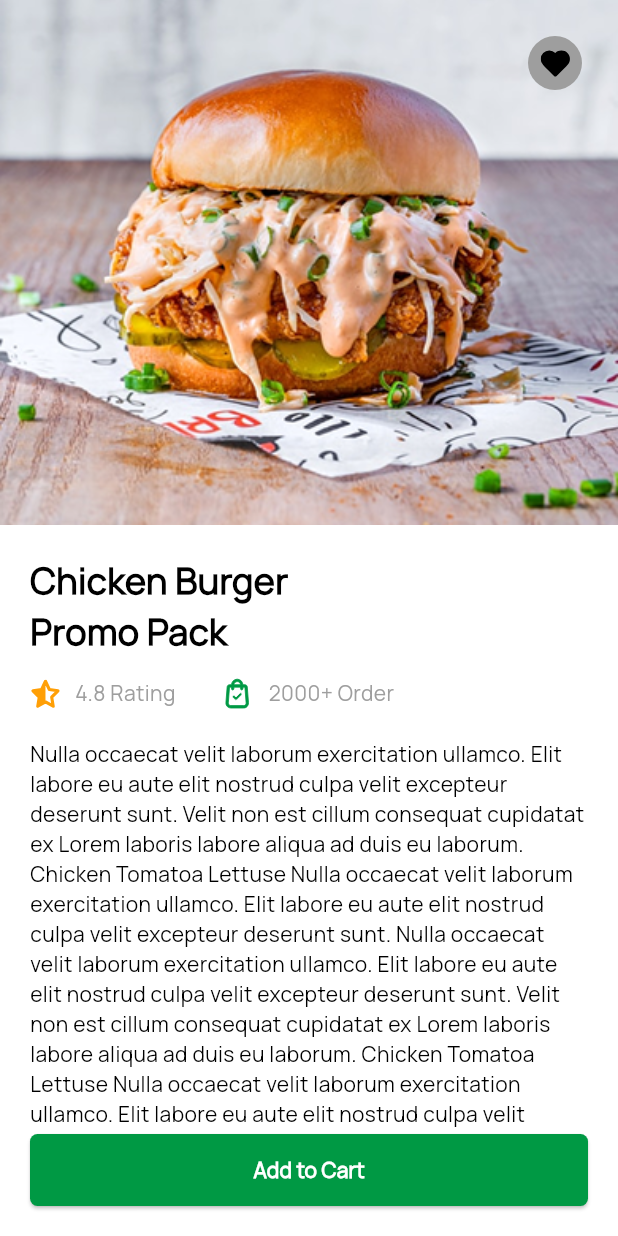
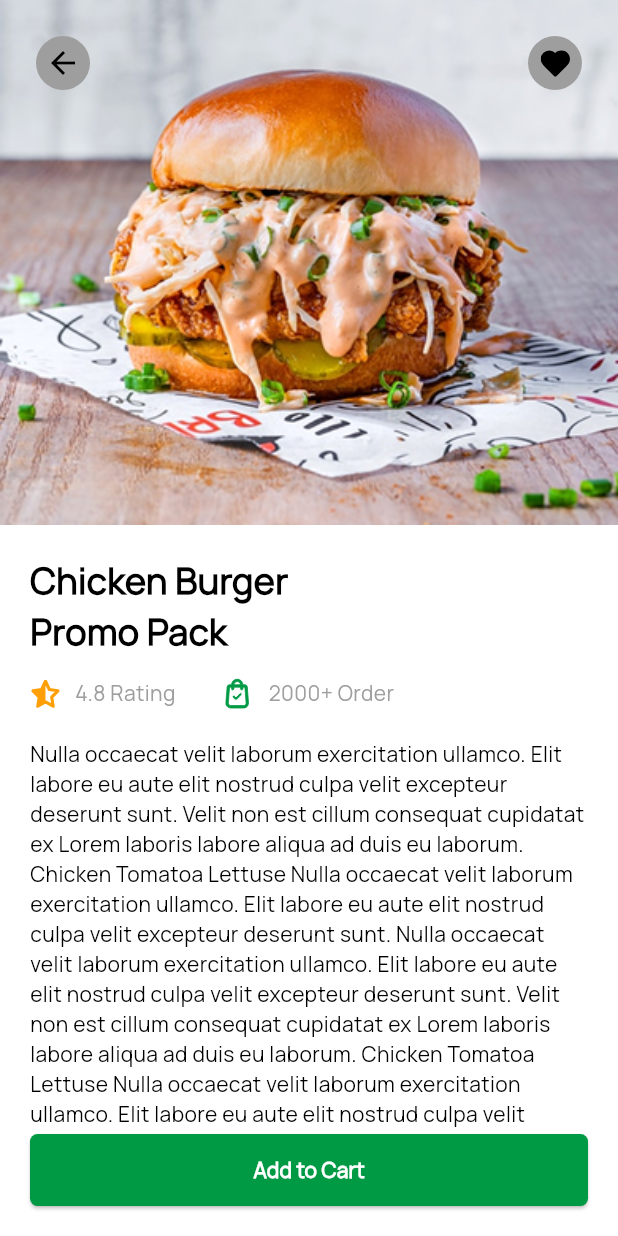
Before and after one commit to androidodam/Restaurant, a Flutter app: the DetailsScreen screen opened directly, on a phone screen of 412 x 824 dp. Run offline on Flutter 3.47's test engine with Material 3 defaults, Android fonts, the phone set to English and light mode, and no system bars; our stand-ins replace flutter_rating_bar, flutter_riverpod, flutter_svg, flutter_translate, shared_preferences; accounts and stored records are empty.

Commit message:
errors corrected

```diff
--- a/assets/i18n/en.json
+++ b/assets/i18n/en.json
@@ -60,7 +60,8 @@
         "RATING": "Rating",
         "ORDERCOUNT": "Order",
         "DETAILDES": "Nulla occaecat velit laborum exercitation ullamco. Elit labore eu aute elit nostrud culpa velit excepteur deserunt sunt. Velit non est cillum consequat cupidatat ex Lorem laboris labore aliqua ad duis eu laborum. Chicken Tomatoa Lettuse Nulla occaecat velit laborum exercitation ullamco. Elit labore eu aute elit nostrud culpa velit excepteur deserunt sunt. Nulla occaecat velit laborum exercitation ullamco. Elit labore eu aute elit nostrud culpa velit excepteur deserunt sunt. Velit non est cillum consequat cupidatat ex Lorem laboris labore aliqua ad duis eu laborum. Chicken Tomatoa Lettuse Nulla occaecat velit laborum exercitation ullamco. Elit labore eu aute elit nostrud culpa velit excepteur deserunt sunt.",
-        "ADDCART": "Add to Cart"
+        "ADDCART": "Add to Cart",
+        "GOTOCART": "Go to Cart"
     },
     "CART": {
         "ORDERDETAILS": "Order details",
--- a/assets/i18n/ru.json
+++ b/assets/i18n/ru.json
@@ -60,7 +60,8 @@
         "RATING": "Рейтинг",
         "ORDERCOUNT": "Заказов",
         "DETAILDES": "Nulla occaecat velit laborum exercitation ullamco. Elit labore eu aute elit nostrud culpa velit excepteur deserunt sunt. Velit non est cillum consequat cupidatat ex Lorem laboris labore aliqua ad duis eu laborum. Chicken Tomatoa Lettuse Nulla occaecat velit laborum exercitation ullamco. Elit labore eu aute elit nostrud culpa velit excepteur deserunt sunt. Nulla occaecat velit laborum exercitation ullamco. Elit labore eu aute elit nostrud culpa velit excepteur deserunt sunt. Velit non est cillum consequat cupidatat ex Lorem laboris labore aliqua ad duis eu laborum. Chicken Tomatoa Lettuse Nulla occaecat velit laborum exercitation ullamco. Elit labore eu aute elit nostrud culpa velit excepteur deserunt sunt.",
-        "ADDCART": "Добавить в корзину"
+        "ADDCART": "Добавить в корзину",
+        "GOTOCART": "Перейти в корзину"
     },
     "CART": {
         "ORDERDETAILS": "Детали заказа",
--- a/assets/i18n/uz.json
+++ b/assets/i18n/uz.json
@@ -60,7 +60,8 @@
         "RATING": "Baholash",
         "ORDERCOUNT": "Buyurtma",
         "DETAILDES": "Nulla occaecat velit laborum exercitation ullamco. Elit labore eu aute elit nostrud culpa velit excepteur deserunt sunt. Velit non est cillum consequat cupidatat ex Lorem laboris labore aliqua ad duis eu laborum. Chicken Tomatoa Lettuse Nulla occaecat velit laborum exercitation ullamco. Elit labore eu aute elit nostrud culpa velit excepteur deserunt sunt. Nulla occaecat velit laborum exercitation ullamco. Elit labore eu aute elit nostrud culpa velit excepteur deserunt sunt. Velit non est cillum consequat cupidatat ex Lorem laboris labore aliqua ad duis eu laborum. Chicken Tomatoa Lettuse Nulla occaecat velit laborum exercitation ullamco. Elit labore eu aute elit nostrud culpa velit excepteur deserunt sunt.",
-        "ADDCART": "Savatga qo'shish"
+        "ADDCART": "Savatga qo'shish",
+        "GOTOCART": "Savatga o'tish"
     },
     "CART": {
         "ORDERDETAILS": "Buyurtma tafsilotlari",
--- a/lib/common/helpers/translate.dart
+++ b/lib/common/helpers/translate.dart
@@ -62,6 +62,7 @@ String rating = 'DETAIL.RATING';
 String orderCount = 'DETAIL.ORDERCOUNT';
 String detailDes = 'DETAIL.DETAILDES';
 String addCart = 'DETAIL.ADDCART';
+String gotoCart = 'DETAIL.GOTOCART';
 
 String orderDetails = 'CART.ORDERDETAILS';
 String total = 'CART.TOTAL';
--- a/lib/view/home/details_screen.dart
+++ b/lib/view/home/details_screen.dart
@@ -14,6 +14,13 @@ class DetailsScreen extends StatefulWidget {
 }
 
 class _DetailsScreenState extends State<DetailsScreen> {
+  int count = 0;
+  @override
+  void initState() {
+    count = pref.getInt("food") ?? 0;
+    super.initState();
+  }
+
   @override
   Widget build(BuildContext context) {
     ThemeData tema = Theme.of(context);
@@ -37,10 +44,30 @@ class _DetailsScreenState extends State<DetailsScreen> {
                             image: AssetImage(Assets.image.burger_detail),
                             fit: BoxFit.cover),
                       ),
-                      child: Align(
-                        alignment: Alignment.topRight,
+                      child: Padding(
+                        padding: const EdgeInsets.all(24),
+                        child: Row(
+                          mainAxisAlignment: MainAxisAlignment.spaceBetween,
+                          crossAxisAlignment: CrossAxisAlignment.start,
+                          children: [
+                            GestureDetector(
+                              onTap: () {
+                                pop(context);
+                              },
                               child: Container(
-                          margin: EdgeInsets.only(top: 24, right: 24),
+                                width: 36.w,
+                                height: 36.h,
+                                decoration: BoxDecoration(
+                                  borderRadius: BorderRadius.circular(18.o),
+                                  color: theme.grey,
+                                ),
+                                child: Icon(
+                                  Icons.arrow_back,
+                                  color: theme.black,
+                                ),
+                              ),
+                            ),
+                            Container(
                               padding: EdgeInsets.all(8),
                               width: 36.w,
                               height: 36.h,
@@ -51,6 +78,8 @@ class _DetailsScreenState extends State<DetailsScreen> {
                               child: SvgPicture.asset(
                                 Assets.icon.heart,
                               ),
+                            ),
+                          ],
                         ),
                       ),
                     ),
@@ -114,7 +143,96 @@ class _DetailsScreenState extends State<DetailsScreen> {
               ),
             ),
             (pref.getInt("food") ?? 0) != 0
-                ? Container()
+                ? Positioned(
+                    bottom: 20,
+                    left: 20,
+                    right: 20,
+                    child: Container(
+                      color: theme.tr,
+                      child: Row(
+                        children: [
+                          Expanded(
+                            child: Container(
+                              color: theme.tr,
+                              child: CustomButton(
+                                title: gotoCart.tr,
+                                onTap: () {
+                                  //Cart screen ga o'tishi kerak
+                                },
+                                status: CustomButtonStatus.ELEVETED,
+                              ),
+                            ),
+                          ),
+                          20.o.gapx,
+                          Container(
+                            decoration: BoxDecoration(
+                              borderRadius: BorderRadius.circular(5),
+                              color: Color(0xff142737),
+                            ),
+                            padding: EdgeInsets.all(8),
+                            child: Row(
+                              children: [
+                                GestureDetector(
+                                  onTap: () {
+                                    if (count >= 1) {
+                                      setState(() {
+                                        count--;
+                                        if (count == 0) {
+                                          pref.setInt("food", 0);
+                                        }
+                                      });
+                                    }
+                                  },
+                                  child: Container(
+                                    width: 30.w,
+                                    height: 30.h,
+                                    decoration: BoxDecoration(
+                                      borderRadius: BorderRadius.circular(5),
+                                      color: theme.grey,
+                                    ),
+                                    child: Icon(
+                                      Icons.remove,
+                                      color: theme.green,
+                                    ),
+                                  ),
+                                ),
+                                10.o.gapx,
+                                Text(
+                                  "${count}",
+                                  style: theme.testStyle.copyWith(
+                                    color: theme.white,
+                                    fontSize: 20,
+                                    fontWeight: FontWeight.bold,
+                                  ),
+                                ),
+                                10.o.gapx,
+                                GestureDetector(
+                                  onTap: () {
+                                    setState(() {
+                                      count++;
+                                      pref.setInt("food", count);
+                                    });
+                                  },
+                                  child: Container(
+                                    width: 30.w,
+                                    height: 30.h,
+                                    decoration: BoxDecoration(
+                                      borderRadius: BorderRadius.circular(5),
+                                      color: theme.green,
+                                    ),
+                                    child: Icon(
+                                      Icons.add,
+                                      color: theme.white,
+                                    ),
+                                  ),
+                                ),
+                              ],
+                            ),
+                          ),
+                        ],
+                      ),
+                    ),
+                  )
                 : Positioned(
                     bottom: 20,
                     left: 20,
@@ -126,8 +244,7 @@ class _DetailsScreenState extends State<DetailsScreen> {
                         onTap: () {
                           setState(() {
                             pref.setInt("food", 1);
-                            ScaffoldMessenger.of(context).showSnackBar(
-                                SnackBar(content: Text(addCartItem.tr)));
+                            count = 1;
                           });
                         },
                         status: CustomButtonStatus.ELEVETED,
```
Lines whose indentation alone changed are shown as unchanged.
